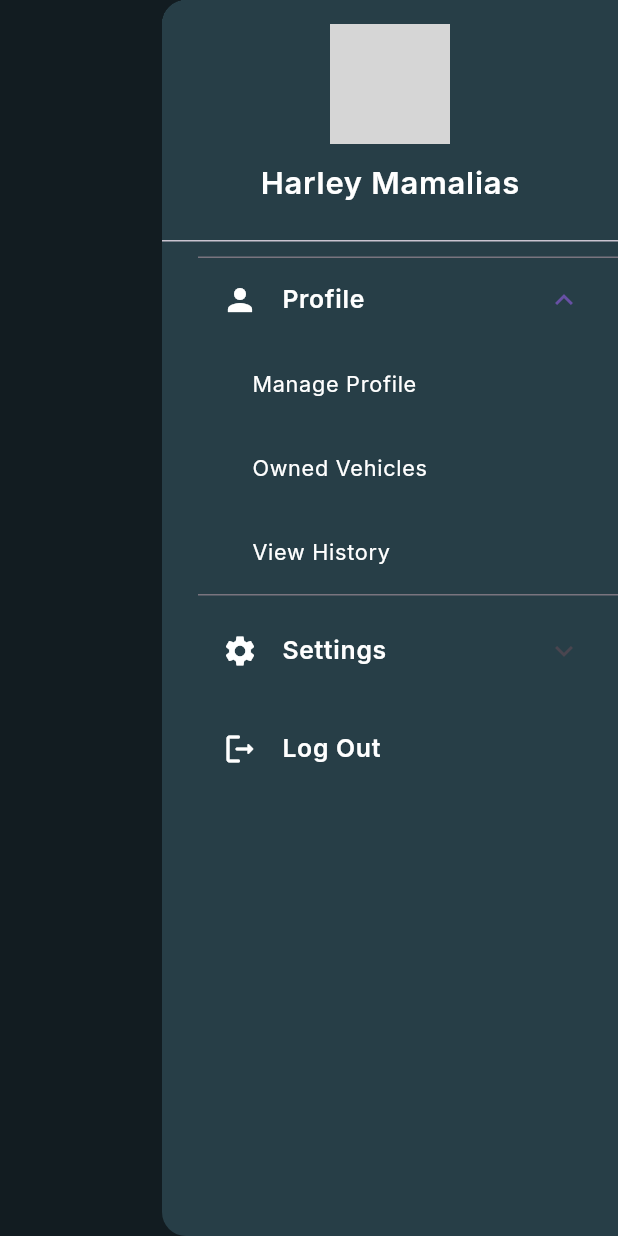
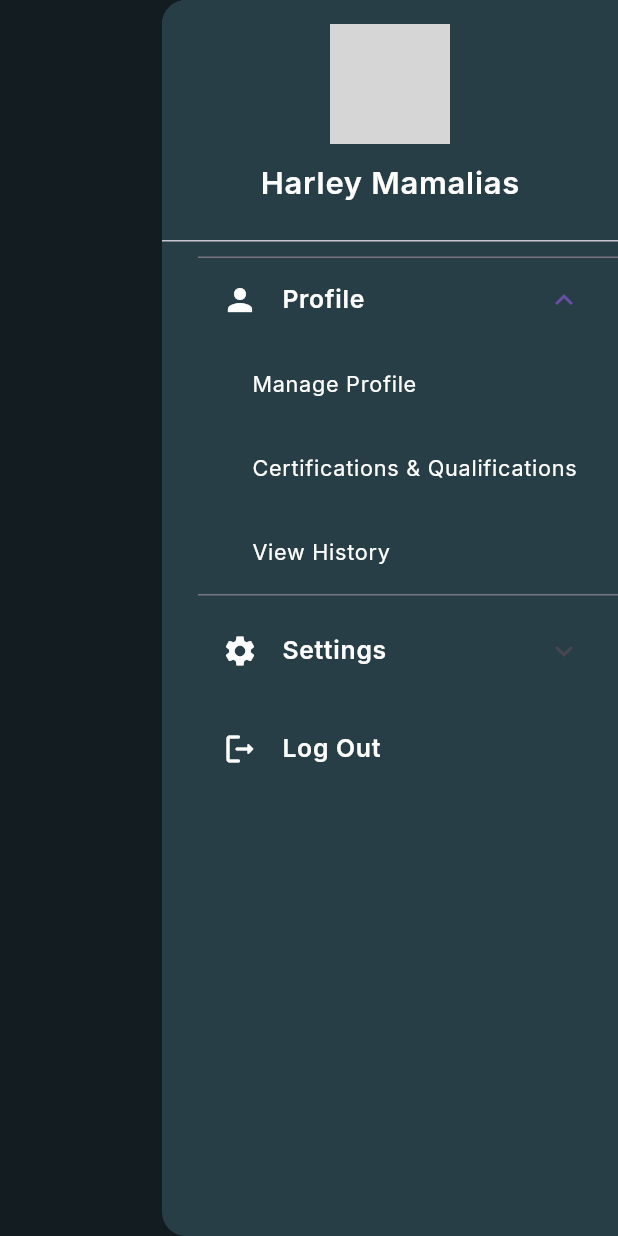
Before and after one commit to harleymamalias/mechanicall_app, a Flutter app: the screen it shows after launch, after a tap on the "menu" icon, after a tap on "Profile", on a phone screen of 412 x 824 dp. Run offline on Flutter 3.47's test engine with Material 2 defaults, Android fonts, the phone set to English and light mode, and no system bars; our stand-ins replace file_picker, flutter_rating_bar, google_fonts; grey boxes are pictures that could not be loaded.

Commit message:
Added service provider sidebar and some changes

```diff
--- a/lib/main.dart
+++ b/lib/main.dart
@@ -1,5 +1,6 @@
 import 'package:flutter/material.dart';
 import 'app_styles.dart';
+import 'sidebar/service-provider_sidebar_card.dart';
 import 'sidebar/sidebar_button.dart';
 import 'size_config.dart';
 import '../sidebar/car-owner_sidebar_card.dart';
@@ -64,6 +65,6 @@
             ),
           ],
         ),
-        endDrawer: CarOwnerSidebarCard());
+        endDrawer: ServiceProviderSidebar());
   }
 }
--- /dev/null
+++ b/lib/sidebar/service-provider_sidebar_card.dart
@@ -0,0 +1,229 @@
+import 'package:flutter/material.dart';
+import '../app_styles.dart';
+import '../size_config.dart';
+import '../sidebar/car-owner_profile.dart';
+import '../sidebar/car-owner_vehicles.dart';
+import '../sidebar/car-owner_history.dart';
+import '../sidebar/premium_page.dart';
+import '../sidebar/privacy-statement.dart';
+import '../sidebar/report_issue.dart';
+import '../sidebar/car-owner_d_backup.dart';
+import 'service-provider_certifications_page.dart';
+
+class ServiceProviderSidebar extends StatelessWidget {
+  @override
+  Widget build(BuildContext context) {
+    SizeConfig().init(context);
+    return Drawer(
+      backgroundColor: tCharcoal,
+      child: ListView(
+        children: [
+          DrawerHeader(
+            decoration: BoxDecoration(
+              color: tCharcoal,
+            ),
+            child: Column(
+              crossAxisAlignment: CrossAxisAlignment.start,
+              children: [
+                Center(
+                  child: CircleAvatar(
+                    radius: 40,
+                    backgroundImage: AssetImage('assets/images/harls.jpg'),
+                  ),
+                ),
+                SizedBox(height: 10),
+                Center(
+                  child: Text(
+                    'Harley Mamalias',
+                    style: tInterRegular.copyWith(
+                      fontWeight: FontWeight.w600,
+                      color: Colors.white,
+                      fontSize: SizeConfig.blockSizeHorizontal! * 5,
+                    ),
+                  ),
+                ),
+              ],
+            ),
+          ),
+          Padding(
+            padding: const EdgeInsets.fromLTRB(24, 2, 0, 8),
+            child: ExpansionTile(
+              leading: Icon(
+                Icons.person,
+                color: tWhite,
+              ),
+              title: Text(
+                'Profile',
+                style: tInterRegular.copyWith(
+                  fontWeight: FontWeight.w600,
+                  color: Colors.white,
+                  fontSize: SizeConfig.blockSizeHorizontal! * 4,
+                ),
+              ),
+              children: [
+                Padding(
+                  padding: const EdgeInsets.only(left: 20.0),
+                  child: ListTile(
+                    title: Text(
+                      'Manage Profile',
+                      style: tInterRegular.copyWith(
+                        color: Colors.white,
+                        fontSize: SizeConfig.blockSizeHorizontal! * 3.5,
+                      ),
+                    ),
+                    onTap: () {
+                      Navigator.push(
+                        context,
+                        MaterialPageRoute(
+                            builder: (context) => ManageProfilePage()),
+                      );
+                    },
+                  ),
+                ),
+                Padding(
+                  padding: const EdgeInsets.only(left: 20.0),
+                  child: ListTile(
+                    title: Text(
+                      'Certifications & Qualifications',
+                      style: tInterRegular.copyWith(
+                        color: Colors.white,
+                        fontSize: SizeConfig.blockSizeHorizontal! * 3.5,
+                      ),
+                    ),
+                    onTap: () {
+                      Navigator.push(
+                        context,
+                        MaterialPageRoute(
+                            builder: (context) =>
+                                CertificationsQualifications()),
+                      );
+                    },
+                  ),
+                ),
+                Padding(
+                  padding: const EdgeInsets.only(left: 20.0),
+                  child: ListTile(
+                    title: Text(
+                      'View History',
+                      style: tInterRegular.copyWith(
+                        color: Colors.white,
+                        fontSize: SizeConfig.blockSizeHorizontal! * 3.5,
+                      ),
+                    ),
+                    onTap: () {
+                      Navigator.push(
+                        context,
+                        MaterialPageRoute(
+                            builder: (context) => CarOwnerHistoryPage()),
+                      );
+                    },
+                  ),
+                ),
+              ],
+            ),
+          ),
+          Padding(
+            padding: const EdgeInsets.fromLTRB(24, 0, 0, 8.0),
+            child: ExpansionTile(
+              leading: Icon(
+                Icons.settings,
+                color: tWhite,
+              ),
+              title: Text(
+                'Settings',
+                style: tInterRegular.copyWith(
+                  fontWeight: FontWeight.w600,
+                  color: Colors.white,
+                  fontSize: SizeConfig.blockSizeHorizontal! * 4,
+                ),
+              ),
+              children: [
+                Padding(
+                  padding: const EdgeInsets.only(left: 20.0),
+                  child: ListTile(
+                    title: Text(
+                      'Report Issue',
+                      style: tInterRegular.copyWith(
+                        color: Colors.white,
+                        fontSize: SizeConfig.blockSizeHorizontal! * 3.5,
+                      ),
+                    ),
+                    onTap: () {
+                      Navigator.push(
+                        context,
+                        MaterialPageRoute(
+                            builder: (context) => ReportIssuePage()),
+                      );
+                    },
+                  ),
+                ),
+                Padding(
+                  padding: const EdgeInsets.only(left: 20.0),
+                  child: ListTile(
+                    title: Text(
+                      'Data Backup and Restore',
+                      style: tInterRegular.copyWith(
+                        color: Colors.white,
+                        fontSize: SizeConfig.blockSizeHorizontal! * 3.5,
+                      ),
+                    ),
+                    onTap: () {
+                      Navigator.push(
+                        context,
+                        MaterialPageRoute(
+                            builder: (context) => DataBackupPage()),
+                      );
+                    },
+                  ),
+                ),
+                Padding(
+                  padding: const EdgeInsets.only(left: 20.0),
+                  child: ListTile(
+                    title: Text(
+                      'Privacy Statement and Legal Information',
+                      style: tInterRegular.copyWith(
+                        color: Colors.white,
+                        fontSize: SizeConfig.blockSizeHorizontal! * 3.5,
+                      ),
+                    ),
+                    onTap: () {
+                      Navigator.push(
+                        context,
+                        MaterialPageRoute(
+                            builder: (context) => PrivacyStatementPage()),
+                      );
+                    },
+                  ),
+                ),
+              ],
+            ),
+          ),
+          Padding(
+            padding: const EdgeInsets.fromLTRB(24, 0, 0, 8.0),
+            child: ListTile(
+              leading: Icon(
+                Icons.logout_rounded,
+                color: tWhite,
+              ),
+              title: Text(
+                'Log Out',
+                style: tInterRegular.copyWith(
+                  fontWeight: FontWeight.w600,
+                  color: Colors.white,
+                  fontSize: SizeConfig.blockSizeHorizontal! * 4,
+                ),
+              ),
+              onTap: () {
+                // Navigator.push(
+                //   context,
+                //   MaterialPageRoute(
+                //       builder: (context) => PrivacyStatementPage()),
+                // );
+              },
+            ),
+          )
+        ],
+      ),
+    );
+  }
+}
```
Also changed, not shown: lib/sidebar/certification_q_card.dart (added, +84 -0 lines), lib/sidebar/service-provider_certifications_page.dart (added, +249 -0 lines), assets/images/cert1.png (added), assets/images/cert2.png (added), lib/sidebar/service-provider_feedback.dart (added), lib/sidebar/service-provider_history.dart (added).
